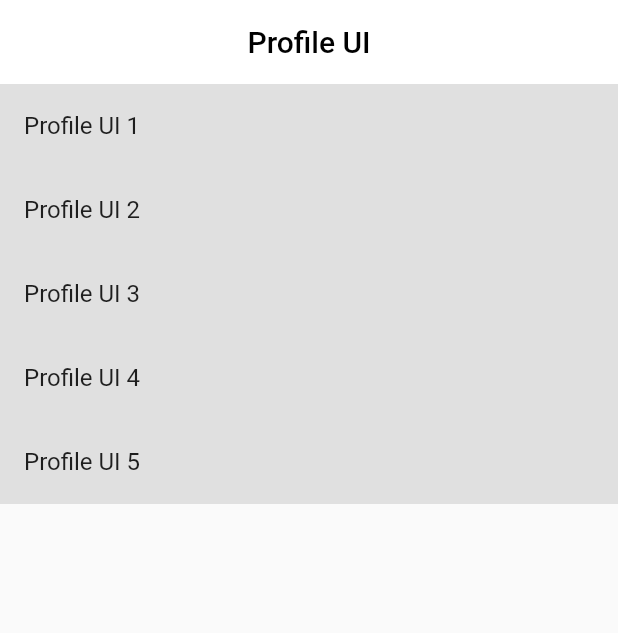
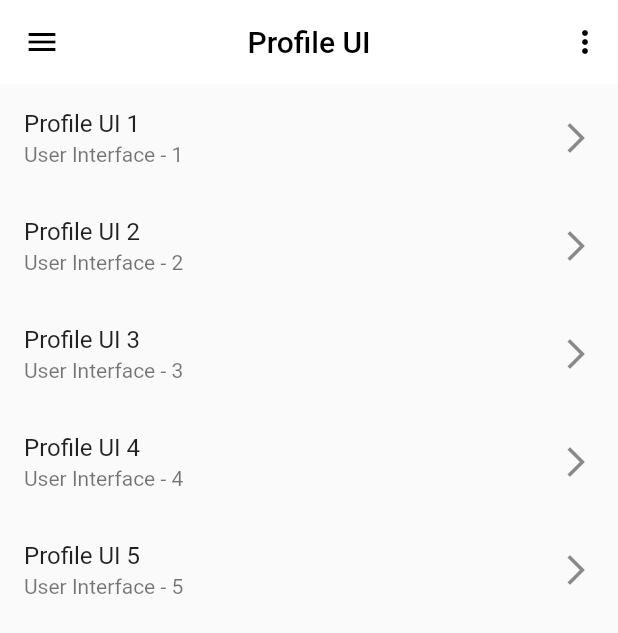
Before and after one commit to Yihun-Alemayehu/profile-UI, a Flutter app: the screen it shows after launch, on a phone screen of 412 x 824 dp. Shown: the top 633 px of the screen. Run offline on Flutter 3.47's test engine with Material 2 defaults, Android fonts, the phone set to English and light mode, and no system bars.

Commit message:
main page refactor commit

```diff
--- a/lib/main.dart
+++ b/lib/main.dart
@@ -31,49 +31,62 @@ class Home extends StatelessWidget {
           style: TextStyle(color: Colors.black),
         ),
         centerTitle: true,
+        leading: const Icon(
+          Icons.menu,
+          color: Colors.black,
+        ),
+        actions: const [
+          Padding(
+            padding: EdgeInsets.all(10.0),
+            child: Icon(
+              Icons.more_vert,
+              color: Colors.black,
+            ),
+          )
+        ],
       ),
       body: Column(children: [
         ListTile(
-          //contentPadding: const EdgeInsets.all(10),
-          tileColor: Colors.grey[300],
           onTap: () {
             Navigator.of(context).pushNamed('/ui-1');
           },
           title: const Text('Profile UI 1'),
+          subtitle: const Text('User Interface - 1'),
+          trailing: const Icon(Icons.arrow_forward_ios_outlined),
         ),
         ListTile(
-          //contentPadding: const EdgeInsets.all(10),
-          tileColor: Colors.grey[300],
           onTap: () {
             Navigator.of(context).pushNamed('/ui-2');
           },
           title: const Text('Profile UI 2'),
+          subtitle: const Text('User Interface - 2'),
+          trailing: const Icon(Icons.arrow_forward_ios_outlined),
         ),
         ListTile(
-          //contentPadding: const EdgeInsets.all(10),
-          tileColor: Colors.grey[300],
           onTap: () {
             Navigator.of(context)
                 .pushNamedAndRemoveUntil('/ui-3', (route) => false);
           },
           title: const Text('Profile UI 3'),
+          subtitle: const Text('User Interface - 3'),
+          trailing: const Icon(Icons.arrow_forward_ios_outlined),
         ),
         ListTile(
-          //contentPadding: const EdgeInsets.all(10),
-          tileColor: Colors.grey[300],
           onTap: () {
             Navigator.of(context)
                 .pushNamedAndRemoveUntil('/ui-4', (route) => false);
           },
           title: const Text('Profile UI 4'),
+          subtitle: const Text('User Interface - 4'),
+          trailing: const Icon(Icons.arrow_forward_ios_outlined),
         ),
         ListTile(
-          //contentPadding: const EdgeInsets.all(10),
-          tileColor: Colors.grey[300],
           onTap: () {
             Navigator.of(context).pushNamed('/ui-5');
           },
           title: const Text('Profile UI 5'),
+          subtitle: const Text('User Interface - 5'),
+          trailing: const Icon(Icons.arrow_forward_ios_outlined),
         ),
       ]),
     );
```
